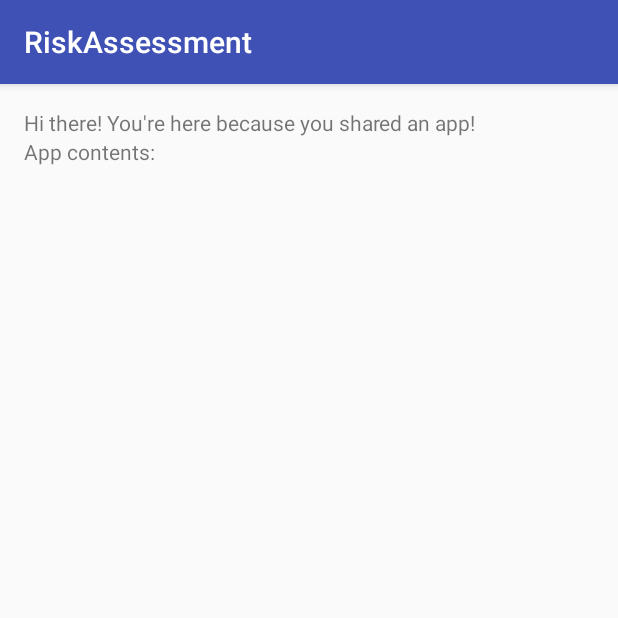
After one commit to vincentchov/SDP-AndroidRiskAssessment, an Android app: the SendAppActivity screen opened directly, with no data from a screen before it, on a phone screen of 412 x 824 dp, the top half of it. The commit adds this screen. Run offline under Robolectric (Android 15) with nearby library versions, the phone set to English and light mode, and no system bars.

Commit message:
Add an Activity that launches and displays the shared link when the user shares a Play Store app's link.

```diff
--- a/Client/RiskAssessment/app/src/main/AndroidManifest.xml
+++ b/Client/RiskAssessment/app/src/main/AndroidManifest.xml
@@ -15,6 +15,13 @@
                 <category android:name="android.intent.category.LAUNCHER"/>
             </intent-filter>
         </activity>
+        <activity android:name=".SendAppActivity">
+            <intent-filter>
+                <action android:name="android.intent.action.SEND" />
+                <category android:name="android.intent.category.DEFAULT" />
+                <data android:mimeType="text/plain" />
+            </intent-filter>
+        </activity>
     </application>
 
 </manifest>
--- /dev/null
+++ b/Client/RiskAssessment/app/src/main/java/com/vincentchov/android/riskassessment/SendAppActivity.java
@@ -0,0 +1,39 @@
+package com.vincentchov.android.riskassessment;
+
+import android.content.Intent;
+import android.support.v7.app.AppCompatActivity;
+import android.os.Bundle;
+import android.widget.TextView;
+
+public class SendAppActivity extends AppCompatActivity {
+    TextView _sharedTV;
+
+    @Override
+    protected void onCreate(Bundle savedInstanceState) {
+        super.onCreate(savedInstanceState);
+        setContentView(R.layout.activity_send_app);
+
+        _sharedTV = (TextView) findViewById(R.id.sharedTV);
+
+        // Get intent, action and MIME type
+        Intent intent = getIntent();
+        String action = intent.getAction();
+        String type = intent.getType();
+
+        if (Intent.ACTION_SEND.equals(action) && type != null && "text/plain".equals(type)) {
+            handleSendText(intent); // Handle text being sent
+        } else {
+            // Handle other intents, such as being started from the home screen
+        }
+    }
+
+    void handleSendText(Intent intent) {
+        String sharedText = intent.getStringExtra(Intent.EXTRA_TEXT);
+        if (sharedText != null && sharedText.contains("play.google.com/store/apps")) {
+            // Update UI to reflect text being shared
+            _sharedTV.setText(sharedText);
+        } else {
+            _sharedTV.setText(R.string.whyYouNoLinkToApp);
+        }
+    }
+}
--- /dev/null
+++ b/Client/RiskAssessment/app/src/main/res/layout/activity_send_app.xml
@@ -0,0 +1,30 @@
+<?xml version="1.0" encoding="utf-8"?>
+<RelativeLayout
+    xmlns:android="http://schemas.android.com/apk/res/android"
+    xmlns:tools="http://schemas.android.com/tools"
+    android:layout_width="match_parent"
+    android:layout_height="match_parent"
+    android:paddingBottom="@dimen/activity_vertical_margin"
+    android:paddingLeft="@dimen/activity_horizontal_margin"
+    android:paddingRight="@dimen/activity_horizontal_margin"
+    android:paddingTop="@dimen/activity_vertical_margin"
+    tools:context="com.vincentchov.android.riskassessment.SendAppActivity">
+
+    <TextView
+        android:layout_width="wrap_content"
+        android:layout_height="wrap_content"
+        android:text="@string/greeting"
+        android:id="@+id/greetingTV"
+        android:layout_alignParentTop="true"
+        android:layout_alignParentLeft="true"
+        android:layout_alignParentStart="true"/>
+
+    <TextView
+        android:layout_width="wrap_content"
+        android:layout_height="wrap_content"
+        android:text="App contents: "
+        android:id="@+id/sharedTV"
+        android:layout_below="@+id/greetingTV"
+        android:layout_alignParentLeft="true"
+        android:layout_alignParentStart="true"/>
+</RelativeLayout>
--- a/Client/RiskAssessment/app/src/main/res/values/strings.xml
+++ b/Client/RiskAssessment/app/src/main/res/values/strings.xml
@@ -2,4 +2,6 @@
     <string name="app_name">RiskAssessment</string>
     <string name="enter_app_title_hint">Please enter the title of the app...</string>
     <string name="query_button_text">Risk Assessment please!</string>
+    <string name="greeting">Hi there! You\'re here because you shared an app!</string>
+    <string name="whyYouNoLinkToApp">You didn\'t share a Play Store app\'s page though.  Check yo self before you wreck yo self, fool.</string>
 </resources>
```
